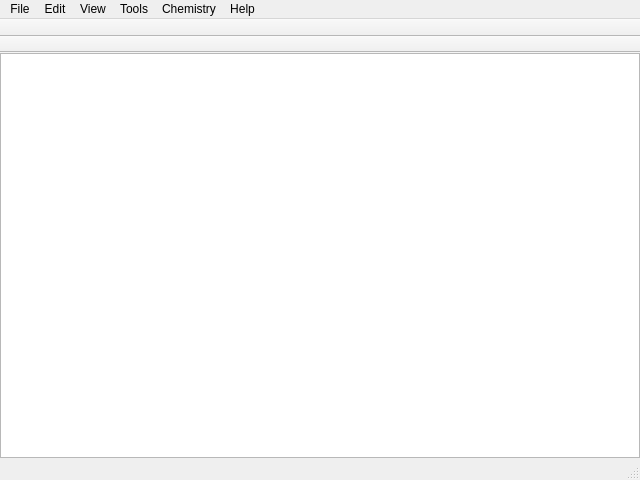
First picture: the form in data/mainwindow.ui, repository ksharindam/chemcanvas, before the edit.
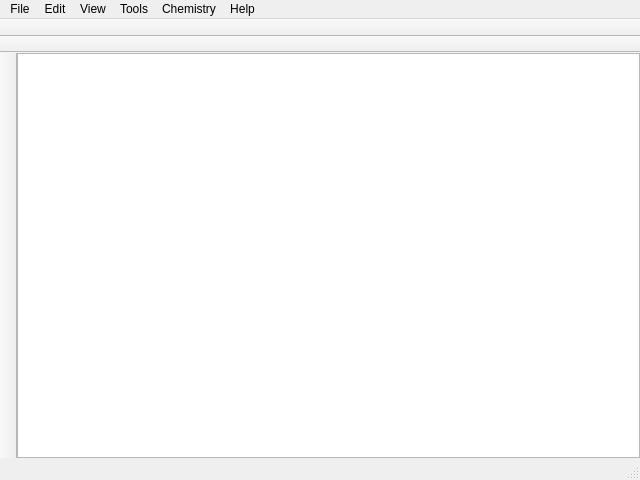
Second picture: the form after the edit. Icons and pictures are not drawn.

```diff
--- a/data/mainwindow.ui
+++ b/data/mainwindow.ui
@@ -14,7 +14,7 @@
    <string>ChemCanvas</string>
   </property>
   <widget class="QWidget" name="centralwidget">
-   <layout class="QGridLayout" name="gridLayout" columnstretch="0,1,0">
+   <layout class="QGridLayout" name="gridLayout" columnstretch="0,0">
     <property name="margin">
      <number>0</number>
     </property>
@@ -22,19 +22,13 @@
      <number>0</number>
     </property>
     <item row="0" column="0">
-     <widget class="QFrame" name="leftFrame">
-      <property name="frameShape">
-       <enum>QFrame::StyledPanel</enum>
-      </property>
-      <property name="frameShadow">
-       <enum>QFrame::Raised</enum>
+     <widget class="QGraphicsView" name="graphicsView">
+      <property name="alignment">
+       <set>Qt::AlignLeading|Qt::AlignLeft|Qt::AlignTop</set>
       </property>
      </widget>
     </item>
     <item row="0" column="1">
-     <widget class="QGraphicsView" name="graphicsView"/>
-    </item>
-    <item row="0" column="2">
      <widget class="QFrame" name="rightFrame">
       <property name="frameShape">
        <enum>QFrame::StyledPanel</enum>
@@ -125,6 +119,20 @@
     <bool>true</bool>
    </attribute>
   </widget>
+  <widget class="QToolBar" name="leftToolBar">
+   <property name="windowTitle">
+    <string>toolBar_2</string>
+   </property>
+   <property name="movable">
+    <bool>false</bool>
+   </property>
+   <attribute name="toolBarArea">
+    <enum>LeftToolBarArea</enum>
+   </attribute>
+   <attribute name="toolBarBreak">
+    <bool>false</bool>
+   </attribute>
+  </widget>
   <action name="actionOpen">
    <property name="icon">
     <iconset resource="resources.qrc">
```
